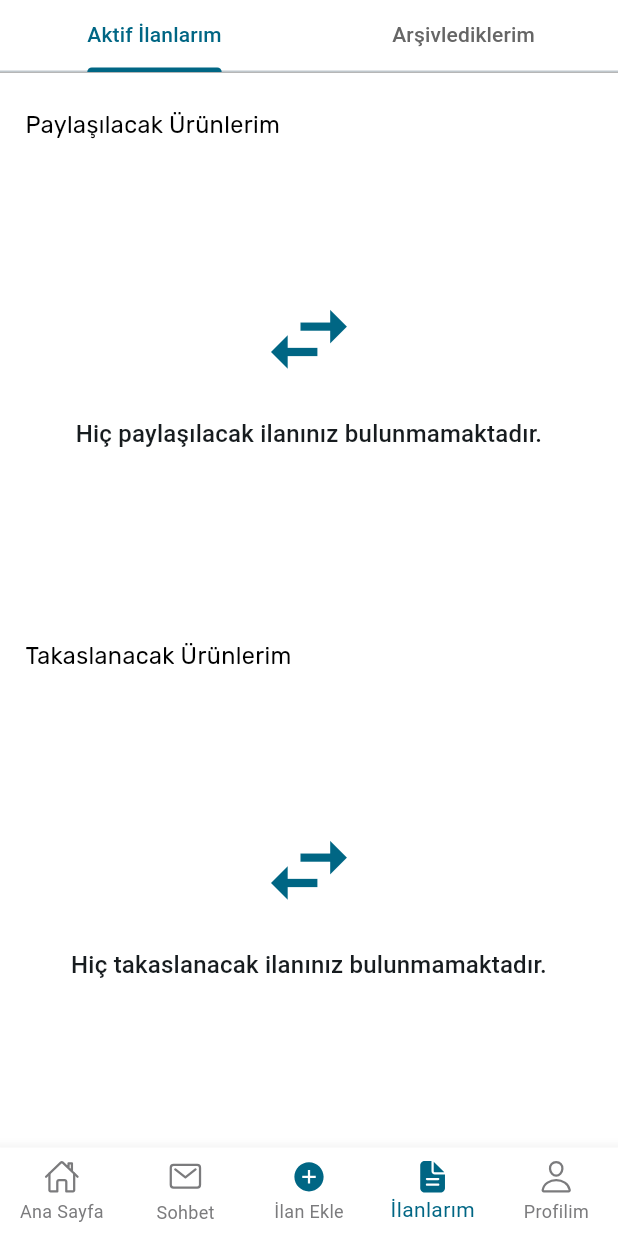
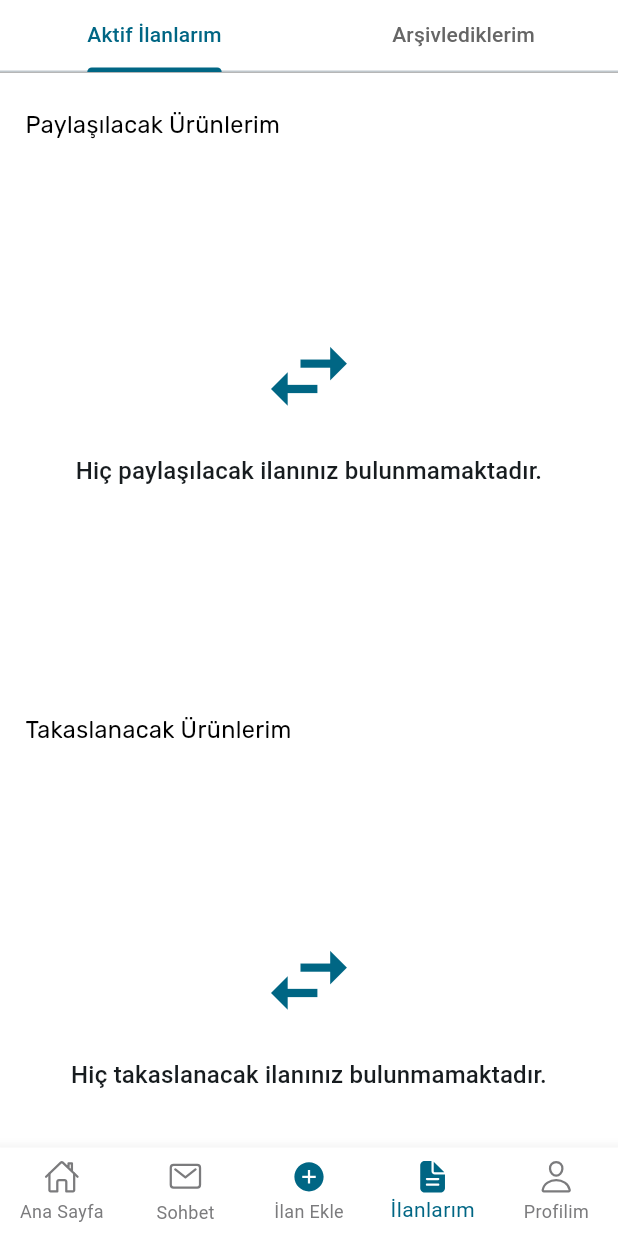
Before and after one commit to flutterteam2023/atmaPaylasApp, a Flutter app: the MyAdsView screen opened by its route, on a phone screen of 412 x 824 dp. Run offline on Flutter 3.47's test engine with Material 3 defaults, Android fonts, the phone set to English and light mode, and no system bars; our stand-ins replace auto_route, dio, easy_localization, flutter_bounceable, flutter_easyloading, flutter_hooks and 16 more; missing offline and left inert: flutter_verification_code, validatorless; accounts and stored records are empty; network calls fail.

Commit message:
ads added revize

```diff
--- a/lib/features/CreateAds/presentation/pages/create_ads_view.dart
+++ b/lib/features/CreateAds/presentation/pages/create_ads_view.dart
@@ -27,10 +27,12 @@ class _CreateAdsViewState extends ConsumerState<CreateAdsView> {
 
     return Scaffold(
       appBar: AppBar(
+        automaticallyImplyLeading: false,
         centerTitle: false,
         actions: [
           Bounceable(
             onTap: () {
+              GetIt.instance<CategoryRepository>().pageviewLength = 2;
               context.pushRoute(const NavigatorRoute());
             },
             child: Padding(
@@ -53,6 +55,7 @@ class _CreateAdsViewState extends ConsumerState<CreateAdsView> {
         ),
       ),
       body:PageView.builder(
+        physics: const NeverScrollableScrollPhysics(),
         controller: pageController,
         itemCount:GetIt.instance<CategoryRepository>().pageviewLength ,
         onPageChanged: (value) {
--- a/lib/features/Home/presentation/pages/home_view.dart
+++ b/lib/features/Home/presentation/pages/home_view.dart
@@ -331,7 +331,7 @@ class _HomeViewState extends State<HomeView> {
                   height: 16.h,
                 ),
                 SizedBox(
-                  height: 320.h,
+                  height: 350.h,
                   child: FutureBuilder(
                     future: GetIt.instance<FeedRepository>().mostViewedFeeds,
                     builder: (context, snaphot) {
@@ -398,7 +398,7 @@ class _HomeViewState extends State<HomeView> {
                   height: 16.h,
                 ),
                 SizedBox(
-                  height: 300.h,
+                  height: 350.h,
                   child: FutureBuilder(
                     future: GetIt.instance<FeedRepository>().freeListingFeeds,
                     builder: (context, snaphot) {
@@ -465,7 +465,7 @@ class _HomeViewState extends State<HomeView> {
                   height: 16.h,
                 ),
                 SizedBox(
-                  height: 300.h,
+                  height: 359.h,
                   child: FutureBuilder(
                     future: GetIt.instance<FeedRepository>().tradableListingFeeds,
                     builder: (context, snaphot) {
--- a/lib/features/MyAds/presentation/my_ads_view.dart
+++ b/lib/features/MyAds/presentation/my_ads_view.dart
@@ -99,7 +99,7 @@ class MyAdsView extends ConsumerWidget {
                                           ),
                                           if (snapshot.data?.isEmpty ?? true)
                                             SizedBox(
-                                              height: 300.h,
+                                              height: 350.h,
                                               child: Center(
                                                 child: Column(
                                                   mainAxisSize: MainAxisSize.min,
@@ -125,7 +125,7 @@ class MyAdsView extends ConsumerWidget {
                                             ),
                                           if (snapshot.data?.isNotEmpty ?? false)
                                             SizedBox(
-                                              height: 300.h,
+                                              height: 350.h,
                                               child: ListView.builder(
                                                 itemCount: snapshot.data?.length,
                                                 shrinkWrap: true,
@@ -201,7 +201,7 @@ class MyAdsView extends ConsumerWidget {
                                           ),
                                           if (snapshot.data?.isEmpty ?? true)
                                             SizedBox(
-                                              height: 300.h,
+                                              height: 350.h,
                                               child: Center(
                                                 child: Column(
                                                   mainAxisSize: MainAxisSize.min,
@@ -227,7 +227,7 @@ class MyAdsView extends ConsumerWidget {
                                             ),
                                           if (snapshot.data?.isNotEmpty ?? false)
                                             SizedBox(
-                                              height: 300.h,
+                                              height: 350.h,
                                               child: ListView.builder(
                                                 itemCount: snapshot.data?.length,
                                                 shrinkWrap: true,
```
